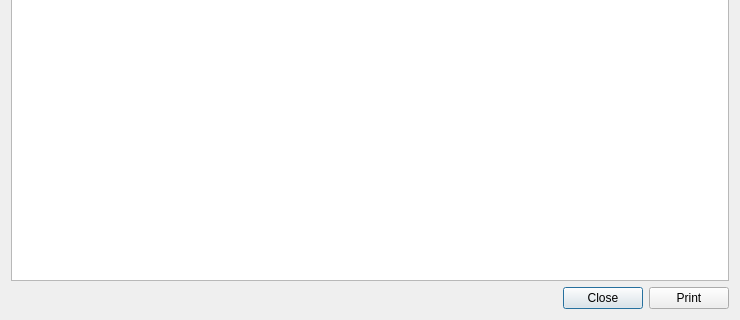
The window that src/printdialog.ui (roberto1903/companion9x) describes before a commit, drawn with Qt 5; both pictures show x 0 to 740 and y 331 to 651 of the 740 by 651 pixel window.
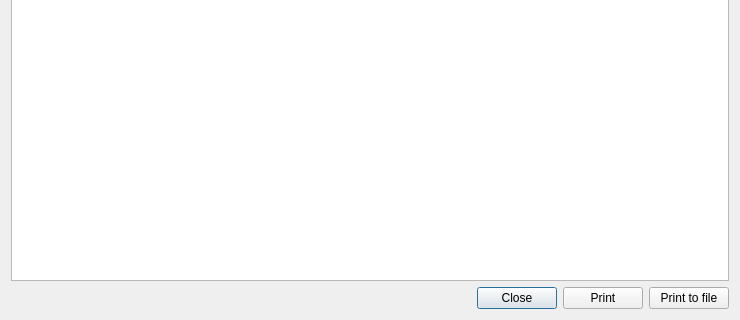
The same window after the commit. Icons and pictures are not drawn.

Commit message: Changed colours of curvers to avoid reading mistakes in graphs, added print to file function (needed for windows platform)

Patch:
```diff
--- a/src/printdialog.ui
+++ b/src/printdialog.ui
@@ -29,15 +29,15 @@
    <iconset resource="companion9x.qrc">
     <normaloff>:/images/print.png</normaloff>:/images/print.png</iconset>
   </property>
-  <layout class="QGridLayout" name="gridLayout">
-   <item row="0" column="0">
+  <layout class="QVBoxLayout" name="verticalLayout">
+   <item>
     <widget class="QTextEdit" name="textEdit">
      <property name="readOnly">
       <bool>true</bool>
      </property>
     </widget>
    </item>
-   <item row="1" column="0">
+   <item>
     <layout class="QHBoxLayout" name="horizontalLayout">
      <item>
       <spacer name="horizontalSpacer">
@@ -66,6 +66,13 @@
        </property>
       </widget>
      </item>
+     <item>
+      <widget class="QPushButton" name="printFileButton">
+       <property name="text">
+        <string>Print to file</string>
+       </property>
+      </widget>
+     </item>
     </layout>
    </item>
   </layout>
```
The commit also changes 2 other files.
